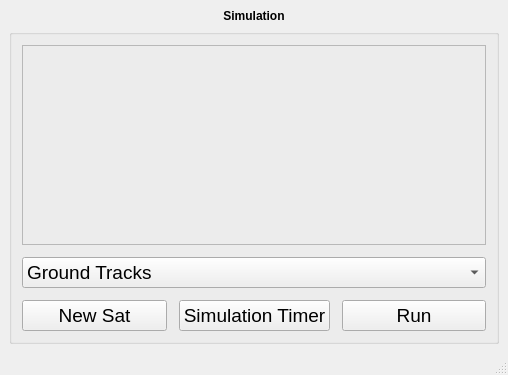
This is src/gui/MainUI.ui in PatoGranate/Mission-Planner as Qt 5 draws it before an edit. The edited form follows.
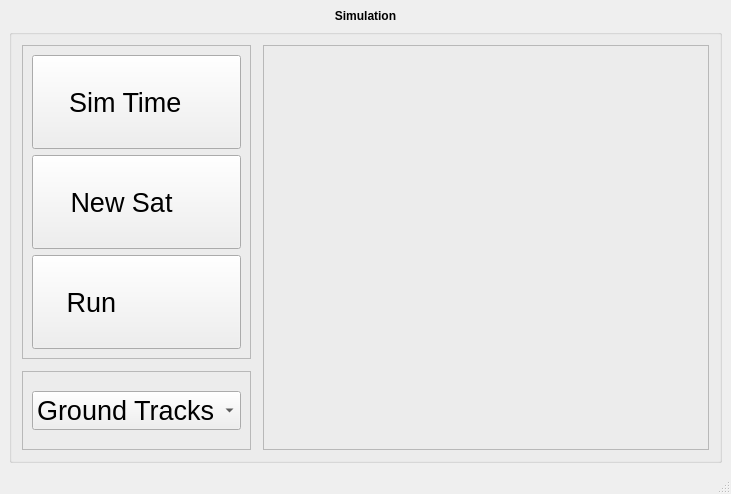
This is the edited form. Icons and pictures are not drawn.

Patch:
```diff
--- a/src/gui/MainUI.ui
+++ b/src/gui/MainUI.ui
@@ -6,8 +6,8 @@
    <rect>
     <x>0</x>
     <y>0</y>
-    <width>508</width>
-    <height>375</height>
+    <width>731</width>
+    <height>494</height>
    </rect>
   </property>
   <property name="windowTitle">
@@ -15,7 +15,29 @@
   </property>
   <widget class="QWidget" name="centralwidget">
    <layout class="QGridLayout" name="gridLayout">
-    <item row="1" column="0">
+    <item row="0" column="1">
+     <widget class="QLabel" name="label">
+      <property name="sizePolicy">
+       <sizepolicy hsizetype="Minimum" vsizetype="Maximum">
+        <horstretch>0</horstretch>
+        <verstretch>0</verstretch>
+       </sizepolicy>
+      </property>
+      <property name="font">
+       <font>
+        <weight>75</weight>
+        <bold>true</bold>
+       </font>
+      </property>
+      <property name="text">
+       <string>Simulation</string>
+      </property>
+      <property name="alignment">
+       <set>Qt::AlignCenter</set>
+      </property>
+     </widget>
+    </item>
+    <item row="1" column="1">
      <widget class="QGroupBox" name="simulation">
       <property name="font">
        <font>
@@ -44,24 +66,7 @@
        <property name="spacing">
         <number>12</number>
        </property>
-       <item row="4" column="2">
-        <widget class="QPushButton" name="run">
-         <property name="text">
-          <string>Run</string>
-         </property>
-         <property name="shortcut">
-          <string>Ctrl+Return</string>
-         </property>
-        </widget>
-       </item>
-       <item row="4" column="1">
-        <widget class="QPushButton" name="sim_timer">
-         <property name="text">
-          <string>Simulation Timer</string>
-         </property>
-        </widget>
-       </item>
-       <item row="2" column="0" colspan="3">
+       <item row="1" column="1" rowspan="5" colspan="2">
         <widget class="QFrame" name="graph_frame">
          <property name="frameShape">
           <enum>QFrame::StyledPanel</enum>
@@ -71,18 +76,28 @@
          </property>
         </widget>
        </item>
-       <item row="4" column="0">
-        <widget class="QPushButton" name="new_sat">
-         <property name="layoutDirection">
-          <enum>Qt::LeftToRight</enum>
+       <item row="5" column="0">
+        <widget class="QFrame" name="frame">
+         <property name="frameShape">
+          <enum>QFrame::StyledPanel</enum>
          </property>
-         <property name="text">
-          <string>New Sat</string>
+         <property name="frameShadow">
+          <enum>QFrame::Raised</enum>
          </property>
-        </widget>
-       </item>
-       <item row="3" column="0" colspan="3">
+         <layout class="QGridLayout" name="gridLayout_4">
+          <item row="0" column="0">
         <widget class="QComboBox" name="vis_ops">
+            <property name="sizePolicy">
+             <sizepolicy hsizetype="Preferred" vsizetype="Maximum">
+              <horstretch>0</horstretch>
+              <verstretch>0</verstretch>
+             </sizepolicy>
+            </property>
+            <property name="font">
+             <font>
+              <pointsize>20</pointsize>
+             </font>
+            </property>
          <item>
           <property name="text">
            <string>Ground Tracks</string>
@@ -108,26 +123,151 @@
       </layout>
      </widget>
     </item>
-    <item row="0" column="0">
-     <widget class="QLabel" name="label">
+       <item row="1" column="0" rowspan="4">
+        <widget class="QFrame" name="frame_2">
       <property name="sizePolicy">
-       <sizepolicy hsizetype="Minimum" vsizetype="Maximum">
+          <sizepolicy hsizetype="Preferred" vsizetype="Minimum">
         <horstretch>0</horstretch>
         <verstretch>0</verstretch>
        </sizepolicy>
       </property>
       <property name="font">
        <font>
-        <weight>75</weight>
-        <bold>true</bold>
-       </font>
-      </property>
+           <pointsize>20</pointsize>
+          </font>
+         </property>
+         <property name="frameShape">
+          <enum>QFrame::StyledPanel</enum>
+         </property>
+         <property name="frameShadow">
+          <enum>QFrame::Raised</enum>
+         </property>
+         <layout class="QGridLayout" name="gridLayout_3">
+          <item row="2" column="0">
+           <widget class="QPushButton" name="new_sat">
+            <property name="sizePolicy">
+             <sizepolicy hsizetype="Minimum" vsizetype="Minimum">
+              <horstretch>0</horstretch>
+              <verstretch>0</verstretch>
+             </sizepolicy>
+            </property>
+            <property name="layoutDirection">
+             <enum>Qt::RightToLeft</enum>
+            </property>
       <property name="text">
-       <string>Simulation</string>
-      </property>
-      <property name="alignment">
-       <set>Qt::AlignCenter</set>
-      </property>
+             <string>New Sat    </string>
+            </property>
+            <property name="icon">
+             <iconset resource="icons.qrc">
+              <normaloff>:/icons/sat_icon.png</normaloff>:/icons/sat_icon.png</iconset>
+            </property>
+            <property name="iconSize">
+             <size>
+              <width>30</width>
+              <height>30</height>
+             </size>
+            </property>
+            <property name="autoDefault">
+             <bool>false</bool>
+            </property>
+           </widget>
+          </item>
+          <item row="0" column="0">
+           <widget class="QPushButton" name="sim_timer">
+            <property name="sizePolicy">
+             <sizepolicy hsizetype="Minimum" vsizetype="Minimum">
+              <horstretch>0</horstretch>
+              <verstretch>0</verstretch>
+             </sizepolicy>
+            </property>
+            <property name="layoutDirection">
+             <enum>Qt::RightToLeft</enum>
+            </property>
+            <property name="text">
+             <string>Sim Time   </string>
+            </property>
+            <property name="icon">
+             <iconset resource="icons.qrc">
+              <normaloff>:/icons/Clock_icon_2.png</normaloff>:/icons/Clock_icon_2.png</iconset>
+            </property>
+            <property name="iconSize">
+             <size>
+              <width>30</width>
+              <height>30</height>
+             </size>
+            </property>
+           </widget>
+          </item>
+          <item row="3" column="0">
+           <widget class="QPushButton" name="run">
+            <property name="sizePolicy">
+             <sizepolicy hsizetype="Minimum" vsizetype="Minimum">
+              <horstretch>0</horstretch>
+              <verstretch>0</verstretch>
+             </sizepolicy>
+            </property>
+            <property name="palette">
+             <palette>
+              <active>
+               <colorrole role="ButtonText">
+                <brush brushstyle="SolidPattern">
+                 <color alpha="255">
+                  <red>0</red>
+                  <green>170</green>
+                  <blue>0</blue>
+                 </color>
+                </brush>
+               </colorrole>
+              </active>
+              <inactive>
+               <colorrole role="ButtonText">
+                <brush brushstyle="SolidPattern">
+                 <color alpha="255">
+                  <red>0</red>
+                  <green>0</green>
+                  <blue>0</blue>
+                 </color>
+                </brush>
+               </colorrole>
+              </inactive>
+              <disabled>
+               <colorrole role="ButtonText">
+                <brush brushstyle="SolidPattern">
+                 <color alpha="255">
+                  <red>120</red>
+                  <green>120</green>
+                  <blue>120</blue>
+                 </color>
+                </brush>
+               </colorrole>
+              </disabled>
+             </palette>
+            </property>
+            <property name="layoutDirection">
+             <enum>Qt::RightToLeft</enum>
+            </property>
+            <property name="text">
+             <string>Run            </string>
+            </property>
+            <property name="icon">
+             <iconset resource="icons.qrc">
+              <normaloff>:/icons/Run_icon_2.png</normaloff>:/icons/Run_icon_2.png</iconset>
+            </property>
+            <property name="iconSize">
+             <size>
+              <width>30</width>
+              <height>30</height>
+             </size>
+            </property>
+            <property name="shortcut">
+             <string>Ctrl+Return</string>
+            </property>
+           </widget>
+          </item>
+         </layout>
+        </widget>
+       </item>
+      </layout>
      </widget>
     </item>
    </layout>
```
Left out of the diff: 12 changed lines with no effect on the pictures. Lines whose indentation alone changed are shown as unchanged.
